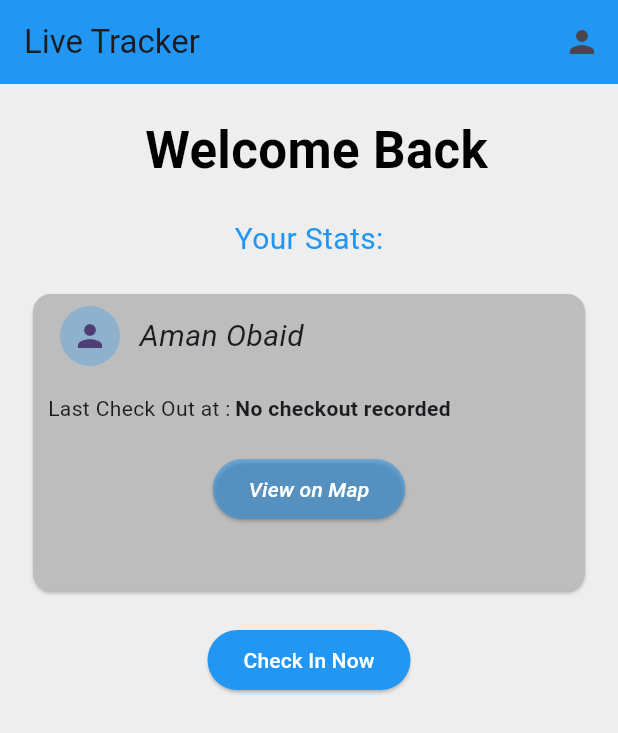
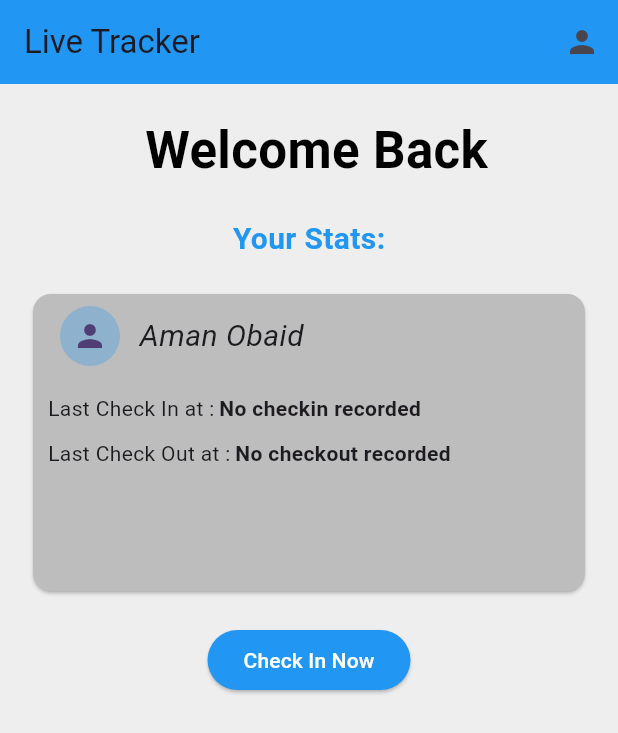
Before and after one commit to obaidaaman/live_locator, a Flutter app: the screen it shows after launch, on a phone screen of 412 x 824 dp. Shown: the top 733 px of the screen. Run offline on Flutter 3.47's test engine with Material 3 defaults, Android fonts, the light colour scheme and no system bars; our stand-ins replace cloud_firestore, firebase_core, get, google_maps_flutter, location; missing offline and left inert: dart:ffi; accounts and stored records are empty.

Commit message:
MVC architecture implemnt

```diff
--- /dev/null
+++ b/lib/features/onboarding/model/data_model.dart
@@ -0,0 +1,25 @@
+class DataModel {
+  final String checkInTime;
+  final String checkOutTime;
+  final String latitude;
+  final String longitude;
+
+  DataModel(this.checkInTime, this.checkOutTime, this.latitude, this.longitude);
+
+  factory DataModel.fromMap(Map<String, dynamic> userData) {
+    return DataModel(
+        userData['checkInTime'] ?? 'No checkin recorded',
+        userData['time'] ?? 'no checkout recorded',
+        userData['latitude'] ?? '0',
+        userData['longitude'] ?? '0');
+  }
+
+  Map<String, dynamic> toMap() {
+    return {
+      'checkInTime': checkInTime,
+      'time': checkOutTime,
+      'latitude': latitude,
+      'longitude': longitude
+    };
+  }
+}
--- a/lib/features/onboarding/screen/onboarding_screen.dart
+++ b/lib/features/onboarding/screen/onboarding_screen.dart
@@ -1,12 +1,11 @@
 import 'package:flutter/material.dart';
 import 'package:get/get.dart';
-import 'package:google_maps_flutter/google_maps_flutter.dart';
 import 'package:live_locator/features/last_location/last_location.dart';
 import 'package:live_locator/features/map/view/map_location_page.dart';
 import 'package:live_locator/features/onboarding/controller/onboarding_controller.dart';
 
 class OnboardingScreen extends StatefulWidget {
-  OnboardingScreen({super.key});
+  const OnboardingScreen({super.key});
 
   @override
   State<OnboardingScreen> createState() => _OnboardingScreenState();
@@ -52,7 +51,10 @@ class _OnboardingScreenState extends State<OnboardingScreen> {
               padding: EdgeInsets.symmetric(horizontal: 10),
               child: Text(
                 "Your Stats:",
-                style: TextStyle(fontSize: 20, color: Colors.blue),
+                style: TextStyle(
+                    fontSize: 20,
+                    color: Colors.blue,
+                    fontWeight: FontWeight.bold),
               ),
             ),
             const SizedBox(
@@ -94,6 +96,22 @@ class _OnboardingScreenState extends State<OnboardingScreen> {
                         ),
                         Row(
                           children: [
+                            const Text("Last Check In at :"),
+                            const SizedBox(
+                              width: 3,
+                            ),
+                            Obx(() => Text(
+                                  _controller.lastCheckIn.value,
+                                  style: const TextStyle(
+                                      fontWeight: FontWeight.bold),
+                                ))
+                          ],
+                        ),
+                        SizedBox(
+                          height: 10,
+                        ),
+                        Row(
+                          children: [
                             const Text("Last Check Out at :"),
                             const SizedBox(
                               width: 3,
@@ -108,7 +126,12 @@ class _OnboardingScreenState extends State<OnboardingScreen> {
                         const SizedBox(
                           height: 20,
                         ),
-                        Center(
+                        Obx(() {
+                          if (_controller.latitude.value == '' ||
+                              _controller.longitude.value == '') {
+                            return SizedBox();
+                          } else {
+                            return Center(
                               child: ElevatedButton(
                                 onPressed: () {
                                   double latitude =
@@ -121,7 +144,8 @@ class _OnboardingScreenState extends State<OnboardingScreen> {
                                       ));
                                 },
                                 style: ElevatedButton.styleFrom(
-                                backgroundColor: Colors.blue.withOpacity(0.5)),
+                                    backgroundColor:
+                                        Colors.blue.withOpacity(0.5)),
                                 child: const Text(
                                   'View on Map',
                                   style: TextStyle(
@@ -129,7 +153,9 @@ class _OnboardingScreenState extends State<OnboardingScreen> {
                                       fontStyle: FontStyle.italic),
                                 ),
                               ),
-                        )
+                            );
+                          }
+                        })
                       ],
                     ),
                   ),
@@ -147,13 +173,15 @@ class _OnboardingScreenState extends State<OnboardingScreen> {
               } else {
                 return ElevatedButton(
                   onPressed: () {
+                    _controller.formatTime();
                     _controller.isCheckIn.value = !_controller.isCheckIn.value;
                     Future.delayed(const Duration(seconds: 2), () {
                       Navigator.pushReplacement(
                           context,
                           MaterialPageRoute(
-                                  builder: (context) => const LocationStream()))
-                          .then((context) {
+                              builder: (context) => LocationStream(
+                                    lastCheckIn: _controller.lastCheckIn.value,
+                                  ))).then((context) {
                         _controller.isCheckIn.value =
                             !_controller.isCheckIn.value;
                       });
```
Also changed, not shown: lib/features/map/controller/map_controller.dart (+10 -11 lines), lib/features/map/view/map_location_page.dart (+7 -5 lines), lib/features/onboarding/controller/onboarding_controller.dart (+23 -13 lines). Lines whose indentation alone changed are shown as unchanged.
